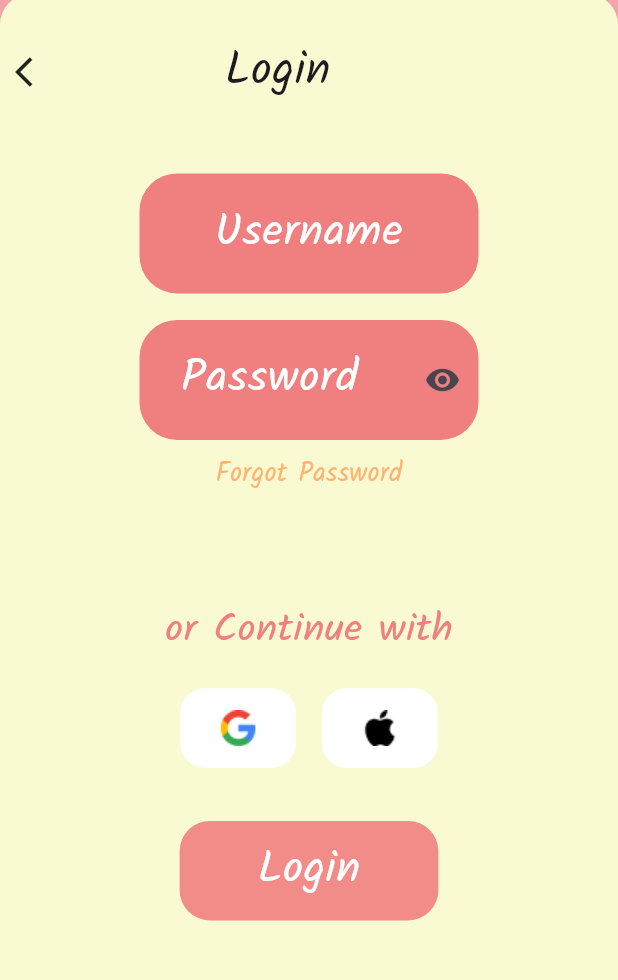
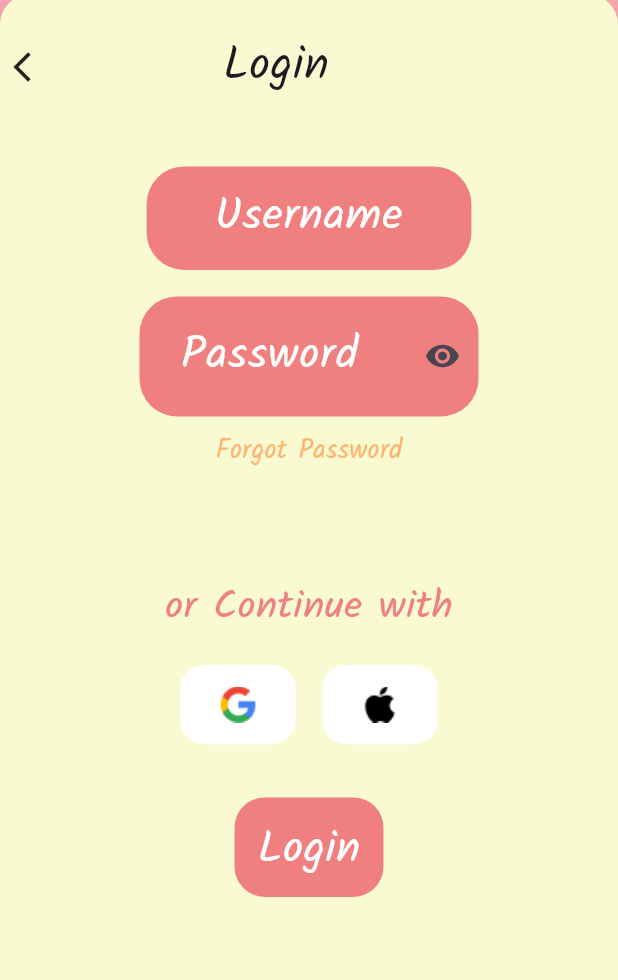
Before and after one commit to SayedFaisalShah12/newsletter, a Flutter app: the LoginScreen screen opened directly, on a phone screen of 412 x 824 dp, the part 191-1171 px from its top. Run offline on Flutter 3.47's test engine with Material 3 defaults, Android fonts, the phone set to English and light mode, and no system bars; our stand-ins replace flutter_screenutil, get, google_fonts; missing offline and left inert: dart:ffi.

Commit message:
update
bug fixes

```diff
--- a/lib/main.dart
+++ b/lib/main.dart
@@ -1,6 +1,5 @@
 import 'package:flutter/material.dart';
 import 'package:flutter_screenutil/flutter_screenutil.dart';
-import 'package:newslatter/ui/screens/home_screen/home_screen.dart';
 import 'package:newslatter/ui/screens/splash_screen/splash_screen.dart';
 import 'package:get/get.dart';
 
@@ -28,8 +27,11 @@ class MyApp extends StatelessWidget {
         colorScheme: ColorScheme.fromSeed(seedColor: Colors.deepPurple),
         useMaterial3: true,
       ),
+
       // home: const SplashScreen(),
       home: SplashScreen(),
+
+
     );
   }
 }
--- a/lib/ui/components/custom_main_button.dart
+++ b/lib/ui/components/custom_main_button.dart
@@ -4,6 +4,7 @@ import 'package:flutter/cupertino.dart';
 import 'package:flutter/material.dart';
 import 'package:flutter_screenutil/flutter_screenutil.dart';
 import 'package:google_fonts/google_fonts.dart';
+import 'package:newslatter/core/constants/const_colors.dart';
 
 class CustomMainButton extends StatelessWidget {
   final String title;
@@ -16,15 +17,14 @@ class CustomMainButton extends StatelessWidget {
     return InkWell(
       onTap: onpressed,
       child: Container(
+        padding: EdgeInsets.only(right: 16.w,left: 16.w,top: 16.h,bottom: 16.h),
+
         height: 75.h,
-        width: 180.w,
         decoration: BoxDecoration(
-          color:  Color.fromRGBO(240, 128, 128, 0.9),
+          color: ConstColor.wordsColor2.value,
           borderRadius: BorderRadius.circular(20),
         ),
-        child: Center(
-            child: Text(title, style: GoogleFonts.kalam(fontSize: 30, color: Colors.white,))
-        ),
+        child: Text(title, style: GoogleFonts.kalam(fontSize: 30, color: Colors.white,)),
       ),
     );
   }
--- a/lib/ui/components/custom_text_feild.dart
+++ b/lib/ui/components/custom_text_feild.dart
@@ -1,4 +1,5 @@
 import 'package:flutter/material.dart';
+import 'package:flutter_screenutil/flutter_screenutil.dart';
 import 'package:google_fonts/google_fonts.dart';
 import '../../core/constants/const_colors.dart';
 
@@ -15,8 +16,8 @@ class CustomTextFeild extends StatelessWidget {
   @override
   Widget build(BuildContext context) {
     return Container(
-      width: 226,
-      height: 80,
+      width: 226.w,
+      height: 78.h,
       alignment: Alignment.center,
       decoration: BoxDecoration(
         color: ConstColor.textFieldColor.value,
--- a/lib/ui/components/home_container.dart
+++ b/lib/ui/components/home_container.dart
@@ -18,7 +18,7 @@ class HomeContainer extends StatelessWidget {
           color:ConstColor.bgColor.value,
           border: Border.all(color:ConstColor.borderColor.value,width: 2.w)
       ),
-      child: Text(title,style: titleText,),
+      child: Text(title ),
     );
   }
 }
--- a/lib/ui/screens/login/login.dart
+++ b/lib/ui/screens/login/login.dart
@@ -12,6 +12,7 @@ import 'package:newslatter/ui/components/custom_main_container.dart';
 import 'package:newslatter/ui/components/custom_password_field.dart';
 import 'package:newslatter/ui/components/custom_progress%20Indicator.dart';
 import 'package:newslatter/ui/components/custom_text_feild.dart';
+import 'package:newslatter/ui/screens/home_screen/home_screen.dart';
 
 import '../../../controller/circular_progress_controller.dart';
 import '../../../core/constants/const_colors.dart';
@@ -48,9 +49,9 @@ class _LoginScreenState extends State<LoginScreen> {
               CustomContainer(
                   widget: Column(
                     children: [
-                      SizedBox(height: 20,),
+                      SizedBox(height: 20.h,),
                       Padding(
-                        padding: const EdgeInsets.all(10.0),
+                        padding:   EdgeInsets.all(10.h),
                         child: Row(
                           children: [
                             InkWell(child: Icon(Icons.arrow_back_ios), onTap: ()=> Get.back(),),
@@ -61,10 +62,10 @@ class _LoginScreenState extends State<LoginScreen> {
                       ),
 
                       SizedBox(height: 40.h,),
-                      CustomTextFeild(hint: "Username",),
+                      const CustomTextFeild(hint: "Username",),
 
                       SizedBox(height: 20.h,),
-                      CustomPasswordFeild(hint: "Password"),
+                      const CustomPasswordFeild(hint: "Password"),
 
                       SizedBox(height: 12.h,),
                       InkWell(child: Text("Forgot Password", style: normalText)),
@@ -74,6 +75,7 @@ class _LoginScreenState extends State<LoginScreen> {
                          return progressController.isLoading.value
                             ? CircularProgressIndicator( color: ConstColor.wordsColor2.value,)
                             : Container();
+
                       }),
 
                       SizedBox(height: 70.h,),
@@ -92,6 +94,7 @@ class _LoginScreenState extends State<LoginScreen> {
                       SizedBox(height: 40.h,),
                       CustomMainButton(title: 'Login', onpressed:(){
                        progressController.startLoading();
+                       Get.to(const HomeScreen());
                       }
                       ),
 
--- a/lib/ui/screens/signUp/signUp.dart
+++ b/lib/ui/screens/signUp/signUp.dart
@@ -44,7 +44,7 @@ class _SignUpScreenState extends State<SignUpScreen> {
               CustomContainer(
                 widget: Column(
                   children: [
-                    SizedBox(height: 3,),
+
                     Padding(
                       padding: const EdgeInsets.all(10.0),
                       child: Row(
```
Also changed, not shown: lib/ui/screens/Signup_or_login/signup_or_login.dart (+4 -3 lines), lib/ui/screens/home_screen/home_screen.dart (+6 -13 lines).
